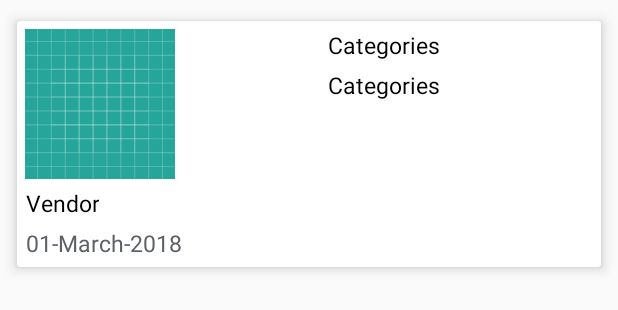
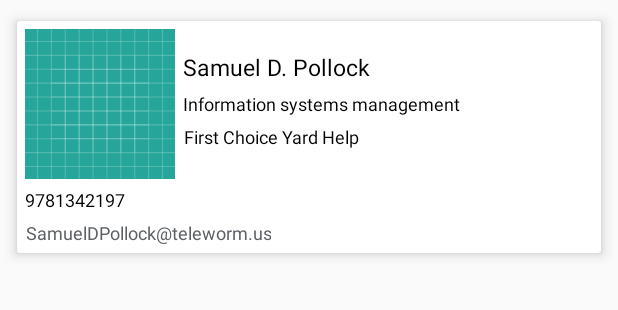
Before and after one commit to As-k/CRM, an Android app: the layout browse_contacts_style.xml on its own in the app's theme, with its tools: preview values and no code run, on a phone screen of 412 x 824 dp. Shown: the top 310 px of the screen. Run offline under Robolectric (Android 15) with nearby library versions, the phone set to English and light mode, and no system bars.

Commit message:
CRM code

```diff
--- a/app/src/main/java/com/cioc/crm/BrowseContactsFragment.java
+++ b/app/src/main/java/com/cioc/crm/BrowseContactsFragment.java
@@ -32,6 +32,9 @@ public class BrowseContactsFragment extends Fragment {
         browse_rv = v.findViewById(R.id.browse_recyclerView);
         browse_rv.setLayoutManager(new LinearLayoutManager(getContext()));
 
+        BrowseAdapter browseAdapter = new BrowseAdapter(getContext());
+        browse_rv.setAdapter(browseAdapter);
+
         return v;
     }
 
--- a/app/src/main/res/layout/browse_contacts_style.xml
+++ b/app/src/main/res/layout/browse_contacts_style.xml
@@ -12,60 +12,64 @@
     <LinearLayout android:layout_width="match_parent"
         android:layout_height="wrap_content"
         android:orientation="vertical">
+
         <LinearLayout android:layout_width="match_parent"
             android:layout_height="wrap_content"
             android:orientation="horizontal"
-            android:layout_margin="5dp">
+            android:layout_margin="5dp"
+            android:gravity="center">
 
             <ImageView
                 android:layout_width="100dp"
                 android:layout_height="100dp"
-                android:id="@+id/contacts_image"
+                android:id="@+id/contacts_image_browse"
                 android:src="@drawable/ic_launcher_background"/>
 
             <LinearLayout
                 android:layout_width="match_parent"
                 android:layout_height="wrap_content"
                 android:orientation="vertical"
-                android:gravity="center">
+                android:gravity="left"
+                android:layout_margin="5dp">
                 <TextView
-                    android:id="@+id/nea_tv_categories"
+                    android:id="@+id/contacts_name_browse"
                     style="@style/text_view_style"
-                    android:layout_alignParentBottom="true"
-                    android:layout_alignParentLeft="true"
-                    android:layout_alignParentStart="true"
-                    android:text="Categories"
+                    android:text="Samuel D. Pollock"
                     android:textColor="#000" />
+
                 <TextView
-                    android:id="@+id/tv_categories"
+                    android:id="@+id/contacts_designation_browse"
                     style="@style/text_view_style"
-                    android:layout_alignParentBottom="true"
-                    android:layout_alignParentLeft="true"
-                    android:layout_alignParentStart="true"
-                    android:text="Categories"
-                    android:textColor="#000" />
+                    android:text="Information systems management"
+                    android:textColor="#000"
+                    android:textSize="12sp"/>
+
+                <TextView
+                    android:id="@+id/contacts_company_browse"
+                    style="@style/text_view_style"
+                    android:text="First Choice Yard Help"
+                    android:textColor="#000"
+                    android:textSize="12sp"/>
             </LinearLayout>
         </LinearLayout>
 
         <TextView
-            android:id="@+id/nea_tv_vendor"
+            android:id="@+id/contacts_no_browse"
             style="@style/text_view_style"
-            android:layout_alignParentLeft="true"
-            android:layout_alignParentStart="true"
-            android:layout_alignParentTop="true"
-            android:text="Vendor"
+            android:text="9781342197"
             android:textColor="#000"
+            android:textSize="12sp"
             android:layout_marginBottom="5dp"
             android:layout_marginLeft="5dp"/>
 
         <TextView
             style="@style/text_view_style"
-            android:id="@+id/nea_tv_date"
-            android:text="01-March-2018"
+            android:id="@+id/contacts_email_browse"
+            android:text="SamuelDPollock@teleworm.us"
             android:textColor="#5c6166"
             android:layout_marginBottom="5dp"
             android:layout_marginLeft="5dp"
-            />
+            android:textSize="12sp"/>
 
     </LinearLayout>
 
```
Also changed, not shown: app/src/main/java/com/cioc/crm/BrowseAdapter.java (+11 -0 lines), app/src/main/res/layout/fragment_new_contact.xml (+11 -1 lines).
